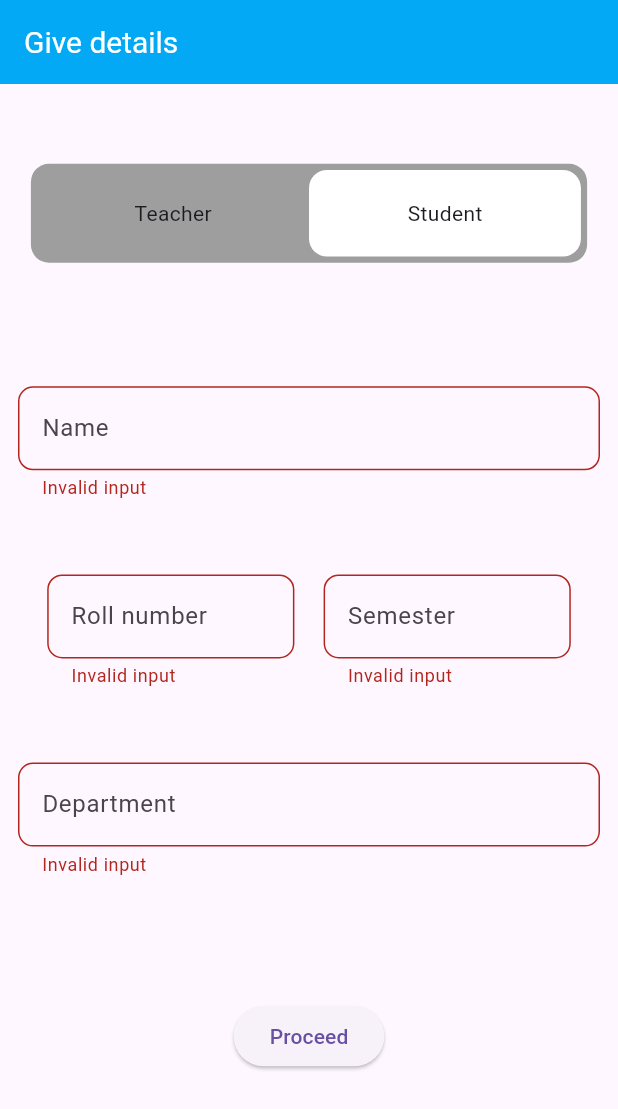
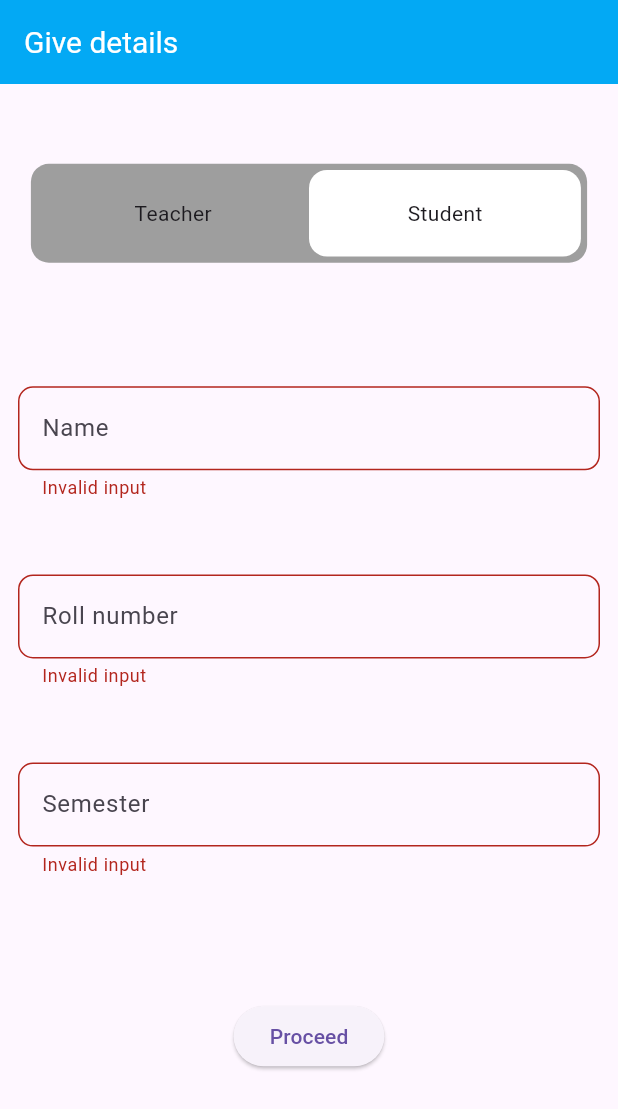
Before and after one commit to ABUBAKARL/collage_leave_app_Flutter, a Flutter app: the login_info screen opened directly, after a tap on "Proceed", on a phone screen of 412 x 824 dp. Shown: the top 1109 px of the screen. Run offline on Flutter 3.47's test engine with Material 2 defaults, Android fonts, the phone set to English and light mode, and no system bars; our stand-ins replace cloud_firestore, firebase_auth, firebase_core, get, google_sign_in, hive and 1 more; accounts and stored records are empty; Roboto replaces fonts that are missing (ShantellSans).

Commit message:
bug fixed

```diff
--- a/lib/Screens/login_info.dart
+++ b/lib/Screens/login_info.dart
@@ -18,11 +18,9 @@ FirebaseAuth _auth = FirebaseAuth.instance;
 TextEditingController _namecontroller = TextEditingController();
 TextEditingController _smestercontroller = TextEditingController();
 TextEditingController _rollNocontroller = TextEditingController();
-TextEditingController _departmentcontroller = TextEditingController();
 final _namekey = GlobalKey<FormState>();
 final _rollnokey = GlobalKey<FormState>();
 final _smesterkey = GlobalKey<FormState>();
-final _departementkey = GlobalKey<FormState>();
 
 class _login_infoState extends State<login_info> {
   @override
@@ -82,12 +80,8 @@ class _login_infoState extends State<login_info> {
               SizedBox(
                 height: Get.height * .06,
               ),
-              Obx(
-                () => Row(
-                  mainAxisAlignment: MainAxisAlignment.spaceEvenly,
-                  children: [
               SizedBox(
-                      width: Get.width * .4,
+                width: Get.width,
                 child: Form(
                   key: _rollnokey,
                   child: TextFormField(
@@ -118,7 +112,10 @@ class _login_infoState extends State<login_info> {
                 ),
               ),
               SizedBox(
-                      width: Get.width * .4,
+                height: Get.height * .06,
+              ),
+              SizedBox(
+                width: Get.width,
                 child: Form(
                   key: _smesterkey,
                   child: TextFormField(
@@ -153,55 +150,19 @@ class _login_infoState extends State<login_info> {
                   ),
                 ),
               ),
-                  ],
-                ),
-              ),
-              SizedBox(
-                height: Get.height * .06,
-              ),
-              Obx(
-                () => Form(
-                  key: _departementkey,
-                  child: TextFormField(
-                    validator: (value) {
-                      if (value!.isNotEmpty) {
-                        return null;
-                      } else {
-                        return 'Invalid input';
-                      }
-                    },
-                    controller: _departmentcontroller,
-                    decoration: InputDecoration(
-                      hintText: _switch ? 'Department/Subject' : "Department",
-                      border: const OutlineInputBorder(
-                        borderSide: BorderSide(
-                          color: Colors.deepPurple,
-                          width: 8,
-                          style: BorderStyle.solid,
-                        ),
-                        borderRadius: BorderRadius.all(
-                          Radius.circular(10),
-                        ),
-                      ),
-                    ),
-                  ),
-                ),
-              ),
               SizedBox(
                 height: Get.height * .1,
               ),
               ElevatedButton(
                 onPressed: () {
                   if (_switch) {
-                    if (_departementkey.currentState!.validate() &
-                        _namekey.currentState!.validate()) {
+                    if (_namekey.currentState!.validate()) {
                       _firestore
                           .collection('admins')
                           .doc(_auth.currentUser!.uid)
                           .set({
                         'id': _auth.currentUser!.uid,
                         'name': _namecontroller.text,
-                        'department': _departmentcontroller.text,
                         'auth': 1,
                         'profile': _auth.currentUser!.photoURL,
                         'mail': _auth.currentUser!.email
@@ -220,8 +181,7 @@ class _login_infoState extends State<login_info> {
                       );
                     }
                   } else {
-                    if (_departementkey.currentState!.validate() &
-                        _namekey.currentState!.validate() &
+                    if (_namekey.currentState!.validate() &
                         _rollnokey.currentState!.validate() &
                         _smesterkey.currentState!.validate()) {
                       _firestore
@@ -232,7 +192,6 @@ class _login_infoState extends State<login_info> {
                         'name': _namecontroller.text,
                         'semester': _smestercontroller.text,
                         'rollno': _rollNocontroller.text,
-                        'department': _departmentcontroller.text,
                         "mail": _auth.currentUser!.email,
                         'profile': _auth.currentUser!.photoURL,
                         'allowed': true
--- a/lib/Screens/user_info.dart
+++ b/lib/Screens/user_info.dart
@@ -5,14 +5,12 @@ import '../widgets/details_chip.dart';
 class user_info extends StatefulWidget {
   final String name;
   final String gmail;
-  final String department;
   final String profile;
   final int rollno;
   final int semester;
   const user_info({
     super.key,
     required this.name,
-    required this.department,
     required this.gmail,
     required this.profile,
     required this.rollno,
@@ -54,9 +52,6 @@ class user_infoState extends State<user_info> {
             data: widget.name,
           ),
           details_chip(
-            data: widget.department,
-          ),
-          details_chip(
             data: widget.gmail,
           ),
           details_chip(
--- a/lib/tabs/teacher_leave.dart
+++ b/lib/tabs/teacher_leave.dart
@@ -4,6 +4,7 @@ import 'package:get/get.dart';
 import '../settings/colors.dart';
 import 'package:loading_animation_widget/loading_animation_widget.dart';
 import '../Screens/user_info.dart';
+
 CollectionReference application_ref =
     FirebaseFirestore.instance.collection('applications');
 CollectionReference user_ref = FirebaseFirestore.instance.collection('users');
@@ -37,7 +38,6 @@ class teacher_leave extends StatelessWidget {
                                 () => user_info(
                                   name: userdata.get('name'),
                                   gmail: userdata.get('mail'),
-                                  department: userdata.get('department'),
                                   profile: userdata.get('profile'),
                                   rollno: int.parse(
                                     userdata.get('rollno'),
@@ -137,9 +137,10 @@ class teacher_leave extends StatelessWidget {
                                             child: Text(
                                               'Reject',
                                               style: TextStyle(
-                                                  fontSize: 15,
-                                                  color: Colors.white,
-                                                  fontFamily: 'ShantellSans'),
+                                                fontSize: 15,
+                                                color: Colors.white,
+                                                fontFamily: 'ShantellSans',
+                                              ),
                                             ),
                                           ),
                                         ),
@@ -151,9 +152,10 @@ class teacher_leave extends StatelessWidget {
                                         child: Text(
                                           'Approved',
                                           style: TextStyle(
-                                              fontSize: 15,
-                                              color: Colors.white,
-                                              fontFamily: 'ShantellSans'),
+                                            fontSize: 15,
+                                            color: Colors.white,
+                                            fontFamily: 'ShantellSans',
+                                          ),
                                         ),
                                       )
                                     : const Center(
--- a/lib/widgets/flat_switch.dart
+++ b/lib/widgets/flat_switch.dart
@@ -5,7 +5,7 @@ class fl_switch extends StatefulWidget {
   bool switch_;
   VoidCallback toogle;
 
-  fl_switch({super.key, required this.switch_,required this.toogle});
+  fl_switch({super.key, required this.switch_, required this.toogle});
 
   @override
   State<fl_switch> createState() => _fl_switchState();
@@ -18,8 +18,7 @@ class _fl_switchState extends State<fl_switch> {
 
   @override
   Widget build(BuildContext context) {
-    return Obx(
-      () => InkWell(
+    return InkWell(
       borderRadius: BorderRadius.circular(12),
       onTap: () {
         //toogle switch
@@ -61,7 +60,6 @@ class _fl_switchState extends State<fl_switch> {
           ],
         ),
       ),
-      ),
     );
   }
 }
```
Also changed, not shown: lib/main.dart (+6 -1 lines), lib/firebase_options.dart, 2 other files. Lines whose indentation alone changed are shown as unchanged.
